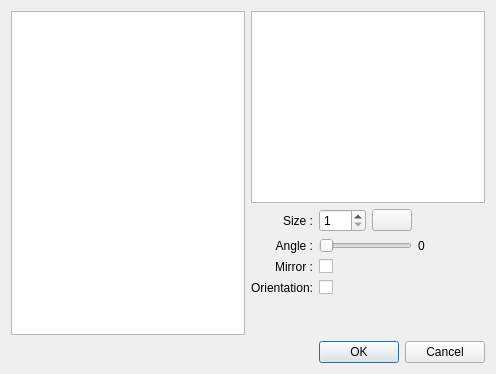
This is src/vehicledialog.ui in michjans/routegen as Qt 5 draws it before an edit. The edited form follows.
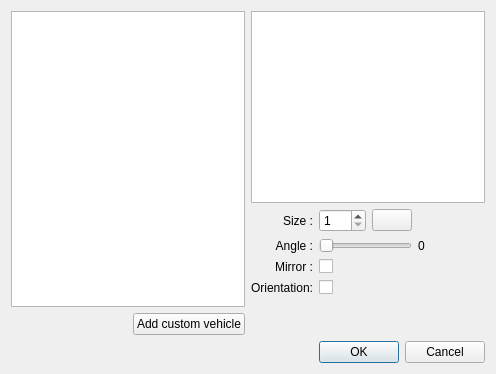
This is the edited form. Icons and pictures are not drawn.

Commit message: Adding custom vehicles, but still crashing, because combobox not correctly updated (index -1)

What changed in the file:
```diff
--- a/src/vehicledialog.ui
+++ b/src/vehicledialog.ui
@@ -17,6 +17,8 @@
    <item>
     <layout class="QHBoxLayout" name="horizontalLayout">
      <item>
+      <layout class="QVBoxLayout" name="verticalLayout_3">
+       <item>
       <widget class="QListWidget" name="vehicleListWidget">
        <property name="sizePolicy">
         <sizepolicy hsizetype="Minimum" vsizetype="Expanding">
@@ -49,6 +51,35 @@
         <number>0</number>
        </property>
       </widget>
+       </item>
+       <item>
+        <layout class="QHBoxLayout" name="horizontalLayout_2">
+         <item>
+          <spacer name="horizontalSpacer">
+           <property name="orientation">
+            <enum>Qt::Horizontal</enum>
+           </property>
+           <property name="sizeHint" stdset="0">
+            <size>
+             <width>40</width>
+             <height>20</height>
+            </size>
+           </property>
+          </spacer>
+         </item>
+         <item>
+          <widget class="QPushButton" name="addVehiclePB">
+           <property name="toolTip">
+            <string>Add your own custom vehicle icon</string>
+           </property>
+           <property name="text">
+            <string>Add custom vehicle</string>
+           </property>
+          </widget>
+         </item>
+        </layout>
+       </item>
+      </layout>
      </item>
      <item>
       <layout class="QVBoxLayout" name="verticalLayout_2">
```
Lines whose indentation alone changed are shown as unchanged. The commit also changes 4 other files.
